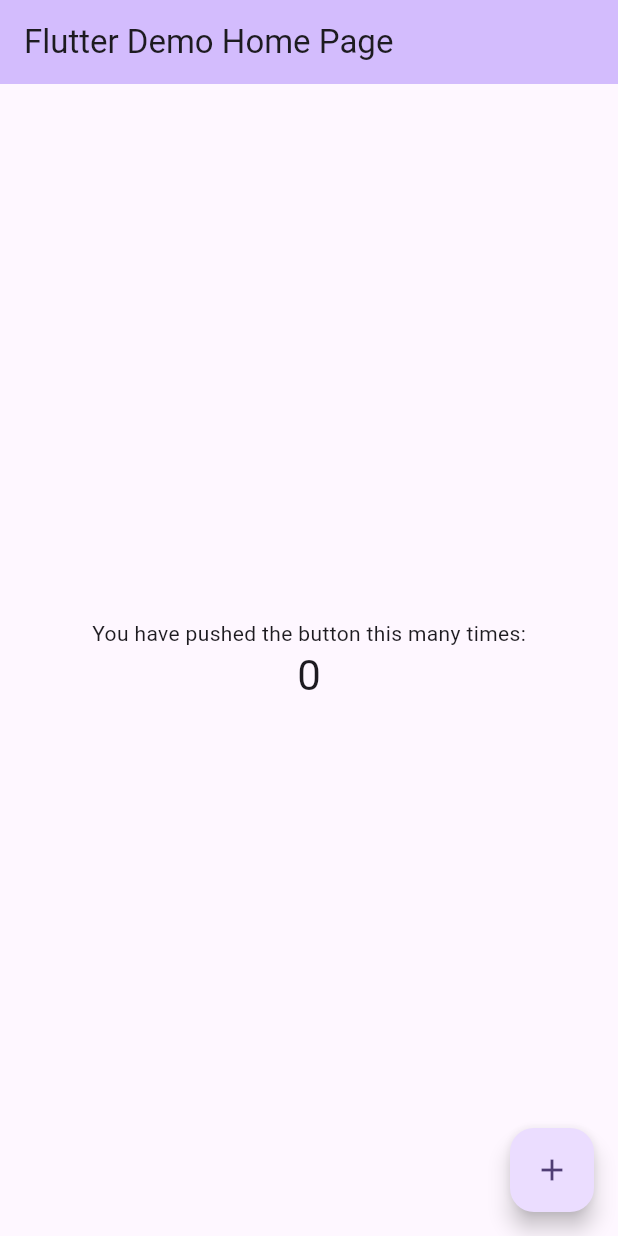
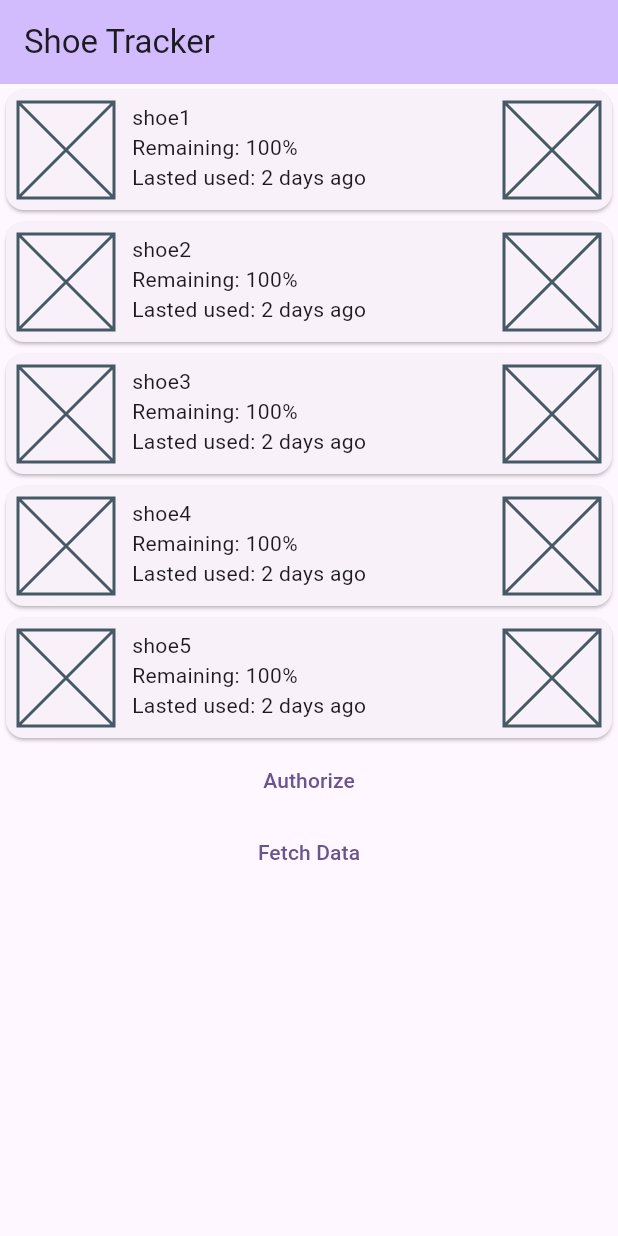
Before and after one commit to m00p1ng/shoe_tracker, a Flutter app: the screen it shows after launch, on a phone screen of 412 x 824 dp. Run offline on Flutter 3.47's test engine with Material 3 defaults, Android fonts, the phone set to English and light mode, and no system bars; our stand-ins replace permission_handler; missing offline and left inert: health.

Commit message:
add simple shoe tracker

```diff
--- a/lib/main.dart
+++ b/lib/main.dart
@@ -1,125 +1,23 @@
 import 'package:flutter/material.dart';
+import 'package:shoe_tracker/screens/home_screen.dart';
 
 void main() {
-  runApp(const MyApp());
+  runApp(const App());
 }
 
-class MyApp extends StatelessWidget {
-  const MyApp({super.key});
+class App extends StatelessWidget {
+  const App({super.key});
 
   // This widget is the root of your application.
   @override
   Widget build(BuildContext context) {
     return MaterialApp(
-      title: 'Flutter Demo',
+      title: 'Shoe Tracker',
       theme: ThemeData(
-        // This is the theme of your application.
-        //
-        // TRY THIS: Try running your application with "flutter run". You'll see
-        // the application has a purple toolbar. Then, without quitting the app,
-        // try changing the seedColor in the colorScheme below to Colors.green
-        // and then invoke "hot reload" (save your changes or press the "hot
-        // reload" button in a Flutter-supported IDE, or press "r" if you used
-        // the command line to start the app).
-        //
-        // Notice that the counter didn't reset back to zero; the application
-        // state is not lost during the reload. To reset the state, use hot
-        // restart instead.
-        //
-        // This works for code too, not just values: Most code changes can be
-        // tested with just a hot reload.
         colorScheme: ColorScheme.fromSeed(seedColor: Colors.deepPurple),
         useMaterial3: true,
       ),
-      home: const MyHomePage(title: 'Flutter Demo Home Page'),
+      home: const HomeScreen(title: 'Shoe Tracker'),
     );
   }
 }
-
-class MyHomePage extends StatefulWidget {
-  const MyHomePage({super.key, required this.title});
-
-  // This widget is the home page of your application. It is stateful, meaning
-  // that it has a State object (defined below) that contains fields that affect
-  // how it looks.
-
-  // This class is the configuration for the state. It holds the values (in this
-  // case the title) provided by the parent (in this case the App widget) and
-  // used by the build method of the State. Fields in a Widget subclass are
-  // always marked "final".
-
-  final String title;
-
-  @override
-  State<MyHomePage> createState() => _MyHomePageState();
-}
-
-class _MyHomePageState extends State<MyHomePage> {
-  int _counter = 0;
-
-  void _incrementCounter() {
-    setState(() {
-      // This call to setState tells the Flutter framework that something has
-      // changed in this State, which causes it to rerun the build method below
-      // so that the display can reflect the updated values. If we changed
-      // _counter without calling setState(), then the build method would not be
-      // called again, and so nothing would appear to happen.
-      _counter++;
-    });
-  }
-
-  @override
-  Widget build(BuildContext context) {
-    // This method is rerun every time setState is called, for instance as done
-    // by the _incrementCounter method above.
-    //
-    // The Flutter framework has been optimized to make rerunning build methods
-    // fast, so that you can just rebuild anything that needs updating rather
-    // than having to individually change instances of widgets.
-    return Scaffold(
-      appBar: AppBar(
-        // TRY THIS: Try changing the color here to a specific color (to
-        // Colors.amber, perhaps?) and trigger a hot reload to see the AppBar
-        // change color while the other colors stay the same.
-        backgroundColor: Theme.of(context).colorScheme.inversePrimary,
-        // Here we take the value from the MyHomePage object that was created by
-        // the App.build method, and use it to set our appbar title.
-        title: Text(widget.title),
-      ),
-      body: Center(
-        // Center is a layout widget. It takes a single child and positions it
-        // in the middle of the parent.
-        child: Column(
-          // Column is also a layout widget. It takes a list of children and
-          // arranges them vertically. By default, it sizes itself to fit its
-          // children horizontally, and tries to be as tall as its parent.
-          //
-          // Column has various properties to control how it sizes itself and
-          // how it positions its children. Here we use mainAxisAlignment to
-          // center the children vertically; the main axis here is the vertical
-          // axis because Columns are vertical (the cross axis would be
-          // horizontal).
-          //
-          // TRY THIS: Invoke "debug painting" (choose the "Toggle Debug Paint"
-          // action in the IDE, or press "p" in the console), to see the
-          // wireframe for each widget.
-          mainAxisAlignment: MainAxisAlignment.center,
-          children: <Widget>[
-            const Text(
-              'You have pushed the button this many times:',
-            ),
-            Text(
-              '$_counter',
-              style: Theme.of(context).textTheme.headlineMedium,
-            ),
-          ],
-        ),
-      ),
-      floatingActionButton: FloatingActionButton(
-        onPressed: _incrementCounter,
-        tooltip: 'Increment',
-        child: const Icon(Icons.add),
-      ), // This trailing comma makes auto-formatting nicer for build methods.
-    );
-  }
-}
--- /dev/null
+++ b/lib/screens/home_screen.dart
@@ -0,0 +1,139 @@
+import 'package:flutter/material.dart';
+import 'package:health/health.dart';
+import 'package:permission_handler/permission_handler.dart';
+
+import 'package:shoe_tracker/screens/widgets/shoe_list.dart';
+
+enum AppState {
+  DATA_NOT_FETCHED,
+  FETCHING_DATA,
+  DATA_READY,
+  NO_DATA,
+  AUTHORIZED,
+  AUTH_NOT_GRANTED,
+  DATA_ADDED,
+  DATA_DELETED,
+  DATA_NOT_ADDED,
+  DATA_NOT_DELETED,
+  STEPS_READY,
+}
+
+class HomeScreen extends StatefulWidget {
+  const HomeScreen({super.key, required this.title});
+
+  final String title;
+
+  @override
+  _HomeScreenState createState() => _HomeScreenState();
+}
+
+class _HomeScreenState extends State<HomeScreen> {
+  HealthFactory health = HealthFactory(useHealthConnectIfAvailable: true);
+  AppState _state = AppState.DATA_NOT_FETCHED;
+  List<HealthDataPoint> _healthDataList = [];
+  static final types = [
+    HealthDataType.WORKOUT,
+  ];
+  static final permissions = [
+    HealthDataAccess.READ,
+  ];
+
+  /// Authorize, i.e. get permissions to access relevant health data.
+  Future authorize() async {
+    // If we are trying to read Step Count, Workout, Sleep or other data that requires
+    // the ACTIVITY_RECOGNITION permission, we need to request the permission first.
+    // This requires a special request authorization call.
+    //
+    // The location permission is requested for Workouts using the Distance information.
+    await Permission.activityRecognition.request();
+    await Permission.location.request();
+
+    // Check if we have health permissions
+    bool? hasPermissions =
+        await health.hasPermissions(types, permissions: permissions);
+
+    // hasPermissions = false because the hasPermission cannot disclose if WRITE access exists.
+    // Hence, we have to request with WRITE as well.
+    hasPermissions = false;
+
+    bool authorized = false;
+    if (!hasPermissions) {
+      // requesting access to the data types before reading them
+      try {
+        print("Requesting permissions");
+        authorized =
+            await health.requestAuthorization(types, permissions: permissions);
+      } catch (error) {
+        print("Exception in authorize: $error");
+      }
+    }
+  }
+
+  /// Fetch data points from the health plugin and show them in the app.
+  Future fetchData() async {
+    setState(() => _state = AppState.FETCHING_DATA);
+
+    // get data within the last 24 hours
+    final now = DateTime.now();
+    final yesterday = now.subtract(Duration(hours: 24));
+
+    // Clear old data points
+    _healthDataList.clear();
+
+    try {
+      // fetch health data
+      List<HealthDataPoint> healthData =
+          await health.getHealthDataFromTypes(yesterday, now, types);
+      // save all the new data points (only the first 100)
+      _healthDataList.addAll(
+          (healthData.length < 100) ? healthData : healthData.sublist(0, 100));
+    } catch (error) {
+      print("Exception in getHealthDataFromTypes: $error");
+    }
+
+    // filter out duplicates
+    _healthDataList = HealthFactory.removeDuplicates(_healthDataList);
+
+    // print the results
+    _healthDataList.forEach((x) => print(x));
+
+    // update the UI to display the results
+    setState(() {
+      _state = _healthDataList.isEmpty ? AppState.NO_DATA : AppState.DATA_READY;
+    });
+  }
+
+  @override
+  Widget build(BuildContext context) {
+    var v = "";
+
+    if (_healthDataList.isNotEmpty) {
+      var distance =
+          (_healthDataList[0].value as WorkoutHealthValue).totalDistance ?? 0;
+      var distanceInKilometers = distance / 1000;
+
+      v = distanceInKilometers.toString();
+    }
+
+    return Scaffold(
+      appBar: AppBar(
+        backgroundColor: Theme.of(context).colorScheme.inversePrimary,
+        title: Text(widget.title),
+      ),
+      body: ListView(
+        children: [
+          ShoeList(),
+          TextButton(
+            onPressed: authorize,
+            child: Text('Authorize'),
+          ),
+          TextButton(
+            onPressed: fetchData,
+            child: Text('Fetch Data'),
+          ),
+          Text(v),
+        ],
+      ),
+    );
+  }
+}
--- /dev/null
+++ b/lib/screens/widgets/shoe_card.dart
@@ -0,0 +1,34 @@
+import 'package:flutter/material.dart';
+
+class ShoeCard extends StatelessWidget {
+  const ShoeCard({super.key, required this.title});
+
+  final String title;
+
+  @override
+  Widget build(BuildContext context) {
+    return Card(
+      child: Container(
+        height: 80,
+        padding: const EdgeInsets.all(8),
+        child: Row(
+          children: [
+            Placeholder(fallbackWidth: 64, fallbackHeight: 64),
+            SizedBox(width: 12),
+            Expanded(
+              child: Column(
+                crossAxisAlignment: CrossAxisAlignment.start,
+                children: [
+                  Text(title),
+                  Text('Remaining: 100%'),
+                  Text('Lasted used: 2 days ago'),
+                ],
+              ),
+            ),
+            Placeholder(fallbackWidth: 64, fallbackHeight: 64),
+          ],
+        ),
+      ),
+    );
+  }
+}
--- /dev/null
+++ b/lib/screens/widgets/shoe_list.dart
@@ -0,0 +1,23 @@
+import 'package:flutter/material.dart';
+import 'package:shoe_tracker/screens/widgets/shoe_card.dart';
+
+class ShoeList extends StatelessWidget {
+  ShoeList({super.key});
+
+  final List<String> data = [
+    'shoe1',
+    'shoe2',
+    'shoe3',
+    'shoe4',
+    'shoe5',
+  ];
+
+  @override
+  Widget build(BuildContext context) {
+    return Column(
+      children: [
+        for (var d in data) ShoeCard(title: d),
+      ],
+    );
+  }
+}
```
Also changed, not shown: 1 other file.
